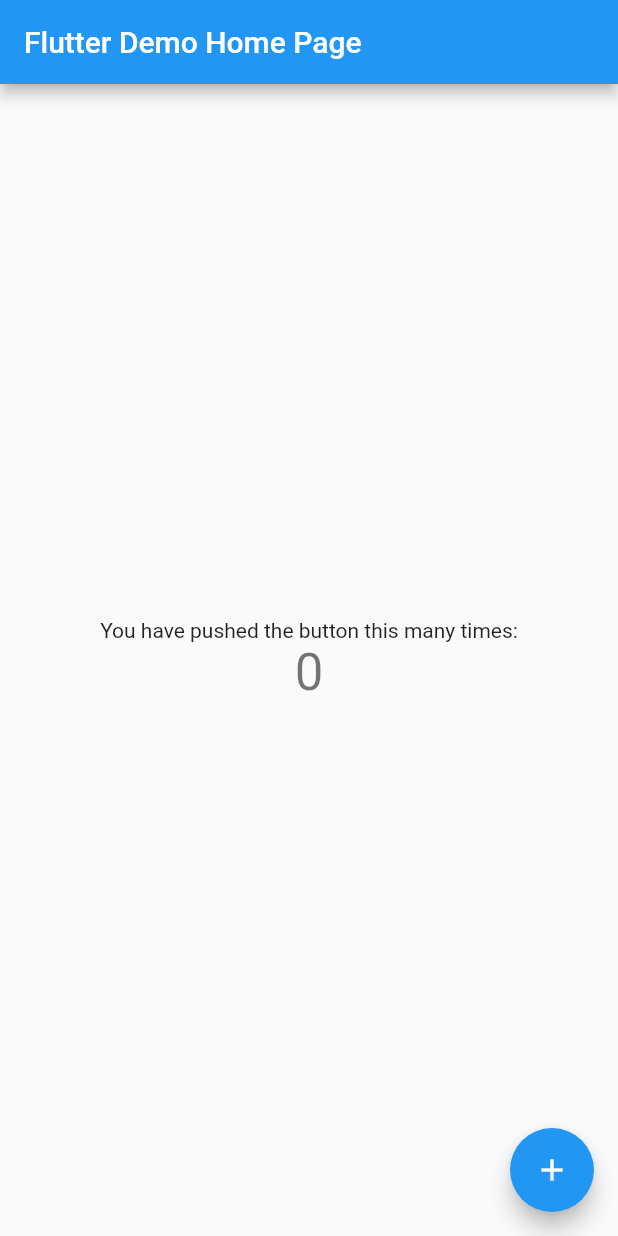
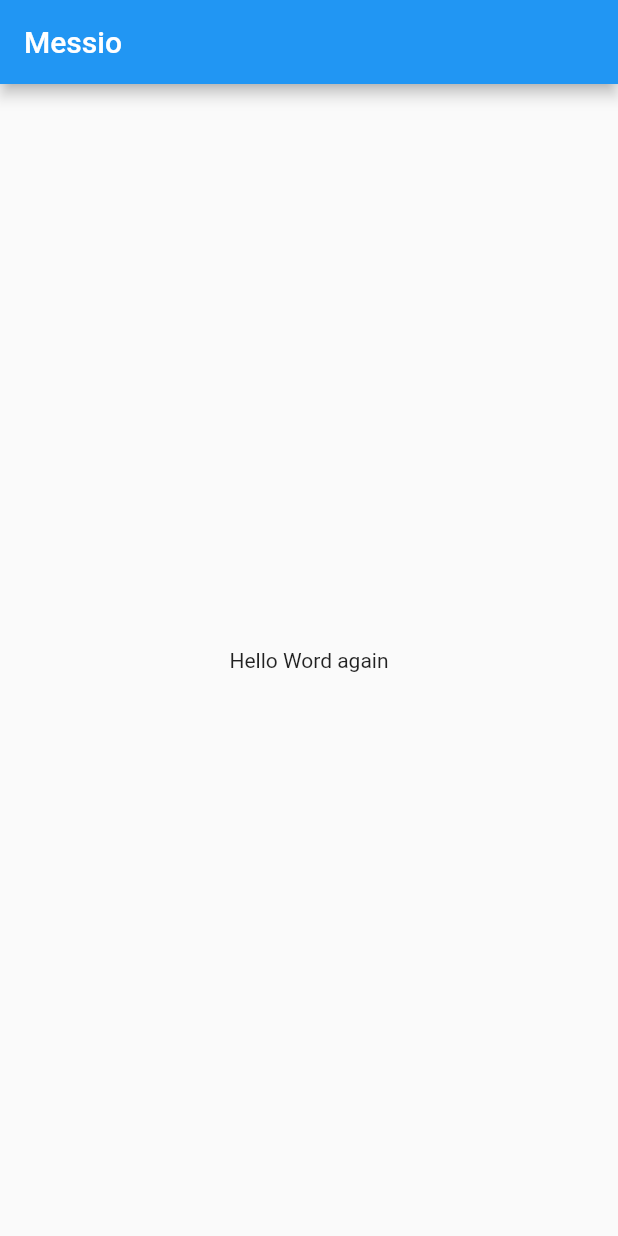
Before and after one commit to moisemomo/messio60DaysFlutterApp, a Flutter app: the screen it shows after launch, on a phone screen of 412 x 824 dp. Run offline on Flutter 3.47's test engine with Material 2 defaults, Android fonts, the phone set to English and light mode, and no system bars.

Commit message:
update main.dart code to display only a centered text, add .travis.yml for ci configs

```diff
--- a/lib/main.dart
+++ b/lib/main.dart
@@ -9,7 +9,7 @@ class MyApp extends StatelessWidget {
   @override
   Widget build(BuildContext context) {
     return MaterialApp(
-      title: 'Flutter Demo',
+      title: 'Messio',
       theme: ThemeData(
         // This is the theme of your application.
         //
@@ -22,7 +22,7 @@ class MyApp extends StatelessWidget {
         // is not restarted.
         primarySwatch: Colors.blue,
       ),
-      home: MyHomePage(title: 'Flutter Demo Home Page'),
+      home: MyHomePage(title: 'Messio'),
     );
   }
 }
@@ -46,18 +46,6 @@ class MyHomePage extends StatefulWidget {
 }
 
 class _MyHomePageState extends State<MyHomePage> {
-  int _counter = 0;
-
-  void _incrementCounter() {
-    setState(() {
-      // This call to setState tells the Flutter framework that something has
-      // changed in this State, which causes it to rerun the build method below
-      // so that the display can reflect the updated values. If we changed
-      // _counter without calling setState(), then the build method would not be
-      // called again, and so nothing would appear to happen.
-      _counter++;
-    });
-  }
 
   @override
   Widget build(BuildContext context) {
@@ -74,40 +62,8 @@ class _MyHomePageState extends State<MyHomePage> {
         title: Text(widget.title),
       ),
       body: Center(
-        // Center is a layout widget. It takes a single child and positions it
-        // in the middle of the parent.
-        child: Column(
-          // Column is also a layout widget. It takes a list of children and
-          // arranges them vertically. By default, it sizes itself to fit its
-          // children horizontally, and tries to be as tall as its parent.
-          //
-          // Invoke "debug painting" (press "p" in the console, choose the
-          // "Toggle Debug Paint" action from the Flutter Inspector in Android
-          // Studio, or the "Toggle Debug Paint" command in Visual Studio Code)
-          // to see the wireframe for each widget.
-          //
-          // Column has various properties to control how it sizes itself and
-          // how it positions its children. Here we use mainAxisAlignment to
-          // center the children vertically; the main axis here is the vertical
-          // axis because Columns are vertical (the cross axis would be
-          // horizontal).
-          mainAxisAlignment: MainAxisAlignment.center,
-          children: <Widget>[
-            Text(
-              'You have pushed the button this many times:',
-            ),
-            Text(
-              '$_counter',
-              style: Theme.of(context).textTheme.headline4,
-            ),
-          ],
-        ),
+        child: Text('Hello Word again'),
       ),
-      floatingActionButton: FloatingActionButton(
-        onPressed: _incrementCounter,
-        tooltip: 'Increment',
-        child: Icon(Icons.add),
-      ), // This trailing comma makes auto-formatting nicer for build methods.
     );
   }
 }
```
Also changed, not shown: 1 other file.
